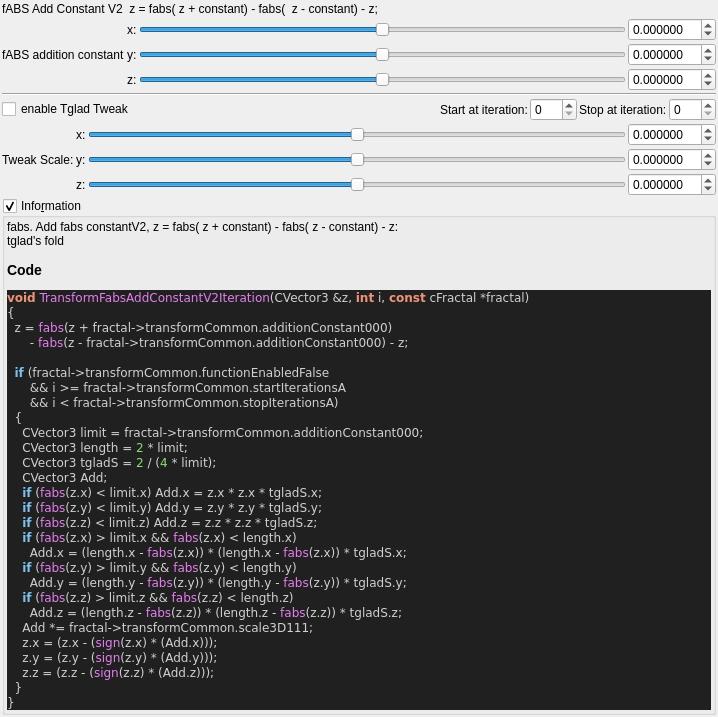
Before: the Qt Designer form mandelbulber2/qt_data/fractal_transf_fabs_add_constantV2.ui in buddhi1980/mandelbulber2, drawn with Qt 5.
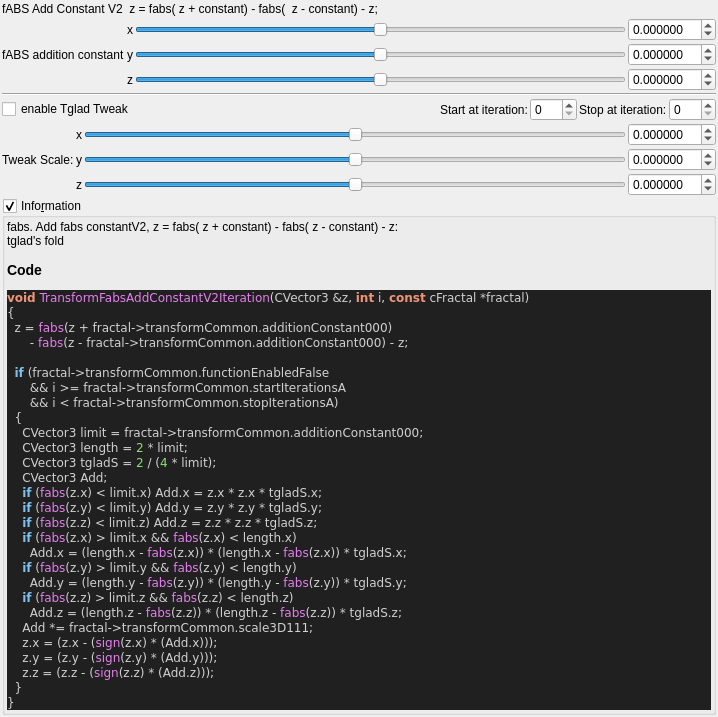
After: the same form once the commit is applied. Custom widgets are drawn as their Qt base class.

Patch:
```diff
--- a/mandelbulber2/qt_data/fractal_transf_fabs_add_constantV2.ui
+++ b/mandelbulber2/qt_data/fractal_transf_fabs_add_constantV2.ui
@@ -69,7 +69,7 @@
      <item row="2" column="1">
       <widget class="QLabel" name="label_24">
        <property name="text">
-        <string>z:</string>
+        <string notr="true">z</string>
        </property>
       </widget>
      </item>
@@ -129,7 +129,7 @@
      <item row="0" column="1">
       <widget class="QLabel" name="label_22">
        <property name="text">
-        <string>x:</string>
+        <string notr="true">x</string>
        </property>
       </widget>
      </item>
@@ -158,7 +158,7 @@
      <item row="1" column="1">
       <widget class="QLabel" name="label_25">
        <property name="text">
-        <string>y:</string>
+        <string notr="true">y</string>
        </property>
       </widget>
      </item>
@@ -303,21 +303,21 @@
      <item row="2" column="1">
       <widget class="QLabel" name="label_27">
        <property name="text">
-        <string>z:</string>
+        <string notr="true">z</string>
        </property>
       </widget>
      </item>
      <item row="0" column="1">
       <widget class="QLabel" name="label_28">
        <property name="text">
-        <string>x:</string>
+        <string notr="true">x</string>
        </property>
       </widget>
      </item>
      <item row="1" column="1">
       <widget class="QLabel" name="label_29">
        <property name="text">
-        <string>y:</string>
+        <string notr="true">y</string>
        </property>
       </widget>
      </item>
```
